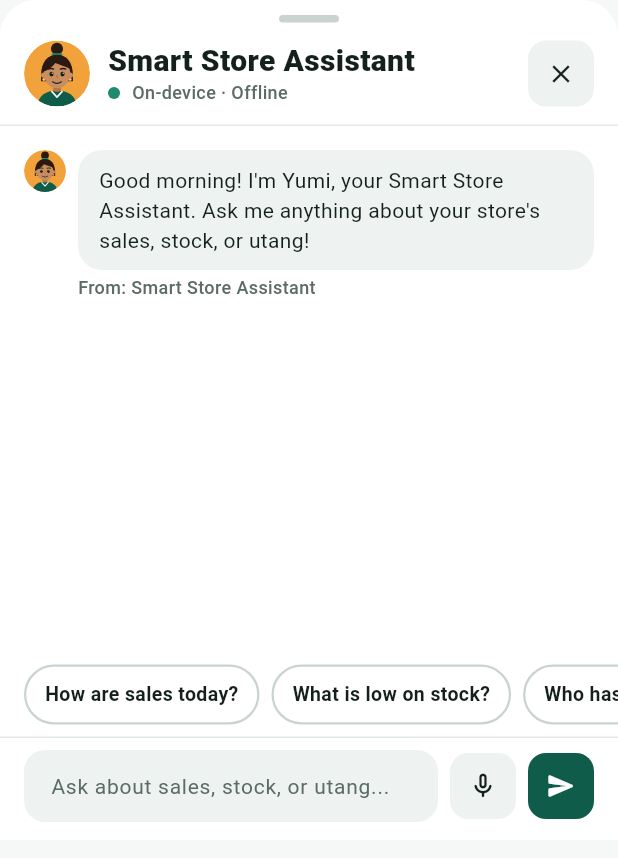
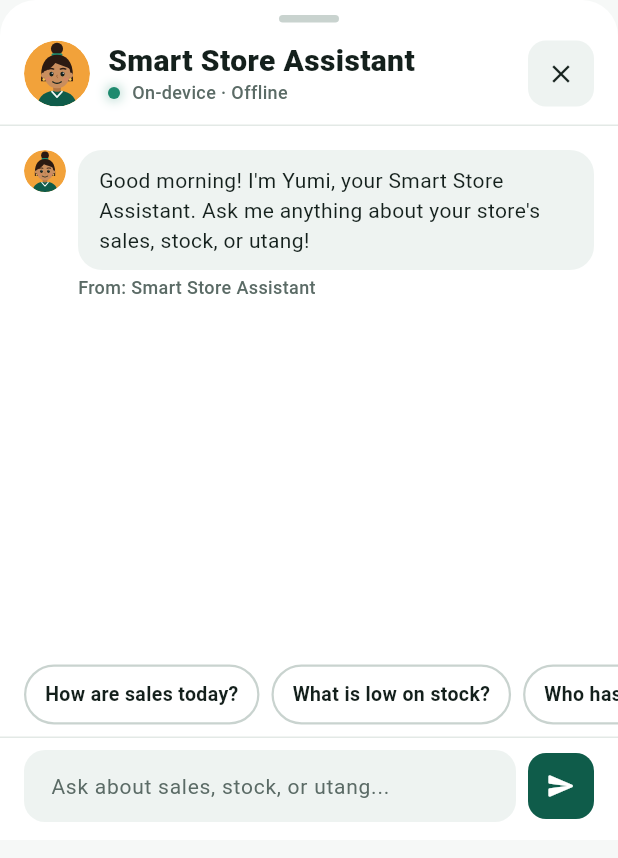
Before and after one commit to GodYtteria/Tinda360, a Flutter app: the ChatSheet widget shown alone on an empty page, opened directly, on a phone screen of 412 x 824 dp. Shown: the top 858 px of the screen. Run offline on Flutter 3.47's test engine with Material 3 defaults, Android fonts, the phone set to English and light mode, and no system bars; our stand-ins replace clock, drift, file_picker, flutter_riverpod, flutter_svg, go_router and 4 more; missing offline and left inert: googleapis, mobile_scanner, sqlite3; accounts and stored records are empty; generated files the repository leaves out were written again.

Commit message:
ui: remove placeholder voice button and animate status dots

```diff
--- a/lib/features/chat/presentation/chat_sheet.dart
+++ b/lib/features/chat/presentation/chat_sheet.dart
@@ -267,18 +267,10 @@ class _ChatSheetState extends ConsumerState<ChatSheet> {
               controller: _inputController,
               enabled: !chatState.isThinking,
               onSend: () => _sendCurrentText(localizations),
-              onVoiceTap: () => _showVoiceUnavailableNotice(context),
             ),
           ],
         ),
       ),
-    );
-  }
-
-  void _showVoiceUnavailableNotice(BuildContext context) {
-    final localizations = AppLocalizations.of(context)!;
-    ScaffoldMessenger.of(context).showSnackBar(
-      SnackBar(content: Text(localizations.chatModelUnavailable)),
     );
   }
 }
@@ -325,13 +317,9 @@ class _ChatHeader extends StatelessWidget {
                 const SizedBox(height: 2),
                 Row(
                   children: [
-                    Container(
-                      width: 8,
-                      height: 8,
-                      decoration: BoxDecoration(
-                        color: isThinking ? palette.accent : palette.success,
-                        shape: BoxShape.circle,
-                      ),
+                    TindaStatusDot(
+                      active: true,
+                      color: isThinking ? palette.accent : palette.success,
                     ),
                     const SizedBox(width: AppSpacing.s8),
                     Flexible(
@@ -778,13 +766,11 @@ class _ChatInputBar extends StatelessWidget {
   const _ChatInputBar({
     required this.controller,
     required this.onSend,
-    required this.onVoiceTap,
     this.enabled = true,
   });
 
   final TextEditingController controller;
   final VoidCallback onSend;
-  final VoidCallback onVoiceTap;
   final bool enabled;
 
   @override
@@ -828,12 +814,6 @@ class _ChatInputBar extends StatelessWidget {
             ),
           ),
           const SizedBox(width: AppSpacing.s8),
-          TindaIconButton(
-            icon: Icons.mic_none_rounded,
-            tooltip: localizations.chatVoice,
-            onPressed: enabled ? onVoiceTap : null,
-          ),
-          const SizedBox(width: AppSpacing.s8),
           Semantics(
             button: true,
             label: localizations.chatSend,
--- a/lib/shared/widgets/tinda_ai_avatar.dart
+++ b/lib/shared/widgets/tinda_ai_avatar.dart
@@ -192,3 +192,99 @@ class TindaAiFab extends StatelessWidget {
     );
   }
 }
+
+
+/// Status indicator dot with a gentle breathing pulse while active.
+///
+/// Respects the system "disable animations" setting.
+class TindaStatusDot extends StatefulWidget {
+  /// Creates a status dot.
+  const TindaStatusDot({
+    required this.active,
+    required this.color,
+    super.key,
+    this.size = 8,
+  });
+
+  /// Whether the pulse animation runs.
+  final bool active;
+
+  /// Dot fill color.
+  final Color color;
+
+  /// Dot diameter.
+  final double size;
+
+  @override
+  State<TindaStatusDot> createState() => _TindaStatusDotState();
+}
+
+class _TindaStatusDotState extends State<TindaStatusDot>
+    with SingleTickerProviderStateMixin {
+  late final AnimationController _controller;
+
+  @override
+  void initState() {
+    super.initState();
+    _controller = AnimationController(
+      vsync: this,
+      duration: const Duration(milliseconds: 1600),
+    );
+  }
+
+  @override
+  void didChangeDependencies() {
+    super.didChangeDependencies();
+    _sync();
+  }
+
+  @override
+  void didUpdateWidget(covariant TindaStatusDot oldWidget) {
+    super.didUpdateWidget(oldWidget);
+    if (oldWidget.active != widget.active) _sync();
+  }
+
+  void _sync() {
+    if (widget.active &&
+        !MediaQuery.disableAnimationsOf(context)) {
+      _controller.repeat(reverse: true);
+    } else {
+      _controller.stop();
+      _controller.value = 0;
+    }
+  }
+
+  @override
+  void dispose() {
+    _controller.dispose();
+    super.dispose();
+  }
+
+  @override
+  Widget build(BuildContext context) {
+    final scale = 1 + (_controller.value * 0.18);
+    return AnimatedBuilder(
+      animation: _controller,
+      builder: (context, _) => Transform.scale(
+        scale: scale,
+        child: Container(
+          width: widget.size,
+          height: widget.size,
+          decoration: BoxDecoration(
+            color: widget.color,
+            shape: BoxShape.circle,
+            boxShadow: widget.active
+                ? [
+                    BoxShadow(
+                      color: widget.color.withValues(alpha: 0.35),
+                      blurRadius: 6,
+                      spreadRadius: 1,
+                    ),
+                  ]
+                : null,
+          ),
+        ),
+      ),
+    );
+  }
+}
```
Also changed, not shown: lib/features/settings/presentation/settings_screen.dart (+4 -10 lines).
